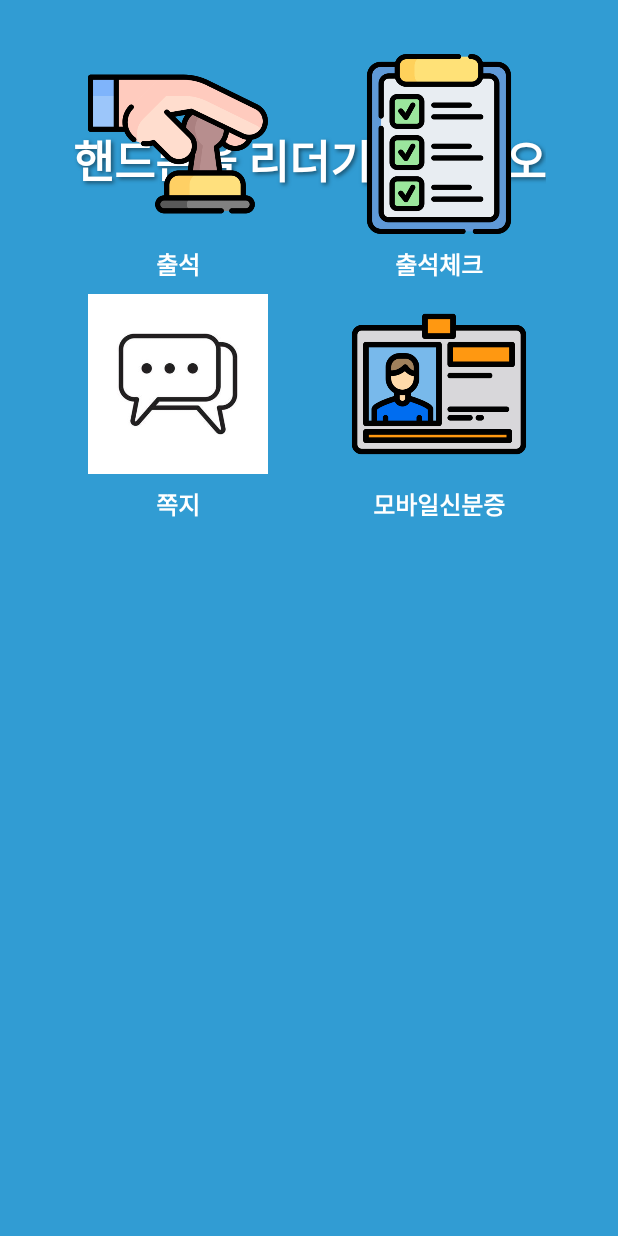
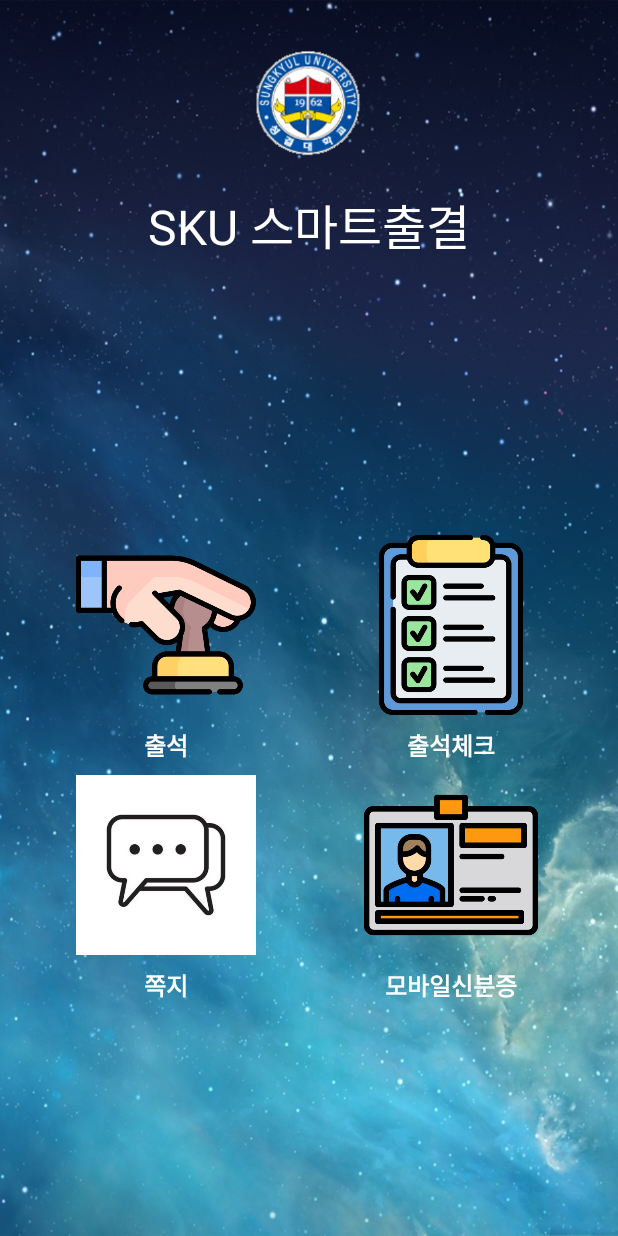
Before and after one commit to 123qweminseok/NFC-firstproejct, an Android app: the UserActivity screen opened directly, with no data from a screen before it, on a phone screen of 412 x 824 dp. Run offline under Robolectric (Android 15) with nearby library versions, the phone set to English and light mode, and no system bars; our stand-ins replace Firebase (no records; nobody signed in at launch, a user with empty details on screens opened directly).

Commit message:
xml변경,

```diff
--- /dev/null
+++ b/app/src/main/res/drawable/layer_background.xml
@@ -0,0 +1,7 @@
+<?xml version="1.0" encoding="utf-8"?>
+<layer-list xmlns:android="http://schemas.android.com/apk/res/android">
+    <item
+        android:drawable="@drawable/ae"
+        android:top="0dp"
+        android:bottom="0dp"/>
+</layer-list>
--- /dev/null
+++ b/app/src/main/res/drawable/layer_background2.xml
@@ -0,0 +1,7 @@
+<?xml version="1.0" encoding="utf-8"?>
+<layer-list xmlns:android="http://schemas.android.com/apk/res/android">
+    <item
+        android:drawable="@drawable/ae"
+        android:top="0dp"
+        android:bottom="500dp" />
+</layer-list>
--- a/app/src/main/res/layout/activity_first.xml
+++ b/app/src/main/res/layout/activity_first.xml
@@ -13,7 +13,7 @@
         android:layout_width="0dp"
         android:layout_height="0dp"
         android:scaleType="centerCrop"
-        android:src="@color/white"
+        android:src="@color/white "
         app:layout_constraintBottom_toBottomOf="parent"
         app:layout_constraintEnd_toEndOf="parent"
         app:layout_constraintHorizontal_bias="1.0"
@@ -67,4 +67,3 @@
         app:layout_constraintWidth_percent="0.6" />
 
 </androidx.constraintlayout.widget.ConstraintLayout>
-    <!-- 1-->
--- a/app/src/main/res/layout/activity_main.xml
+++ b/app/src/main/res/layout/activity_main.xml
@@ -4,7 +4,7 @@
     android:layout_height="match_parent"
     android:orientation="vertical"
     android:padding="16dp"
-    android:background="@color/white">
+    android:background="@drawable/ae">
 
     <TextView
         android:id="@+id/textView2"
@@ -20,11 +20,6 @@
         android:orientation="vertical"
         android:gravity="center">
 
-        <ImageView
-            android:layout_width="200dp"
-            android:layout_height="200dp"
-            android:src="@drawable/bluespace"
-            android:background="@null"/>
 
         <TextView
             android:layout_width="wrap_content"
@@ -55,7 +50,7 @@
             android:layout_width="wrap_content"
             android:layout_height="wrap_content"
             android:text="전화번호 저장"
-            android:textColor="@color/black"
+            android:textColor="@color/white"
             android:layout_marginTop="16dp"/>
         <Button
             android:id="@+id/loginButton"
--- a/app/src/main/res/layout/activity_manager.xml
+++ b/app/src/main/res/layout/activity_manager.xml
@@ -54,4 +54,3 @@
     </LinearLayout>
 
 </androidx.constraintlayout.widget.ConstraintLayout>
-    <!-- 1-->
--- a/app/src/main/res/layout/activity_user.xml
+++ b/app/src/main/res/layout/activity_user.xml
@@ -5,42 +5,32 @@
     android:layout_width="match_parent"
     android:layout_height="match_parent"
     android:padding="16dp"
-    android:background="@color/sky">
+    android:background="@drawable/layer_background">
 
-    <androidx.constraintlayout.widget.ConstraintLayout
-        android:layout_width="match_parent"
-        android:layout_height="match_parent"
-        android:layout_alignParentStart="true"
-        android:layout_alignParentTop="true"
-        android:layout_alignParentEnd="true"
-        android:layout_alignParentBottom="true"
-        android:layout_marginStart="16dp"
-        android:layout_marginTop="16dp"
-        android:layout_marginEnd="16dp"
-        android:layout_marginBottom="16dp">
-
+    <ImageView
+        android:layout_width="180dp"
+        android:layout_height="100dp"
+        android:layout_marginLeft="100dp"
+        android:layout_marginRight="100dp"
+        android:foregroundGravity="center"
+        android:src="@drawable/sku"/>
     <TextView
-            android:id="@+id/textView3"
         android:layout_width="wrap_content"
         android:layout_height="wrap_content"
-            android:layout_marginTop="52dp"
-            android:shadowColor="#80000000"
-            android:shadowDx="2"
-            android:shadowDy="2"
-            android:shadowRadius="3"
-            android:text="핸드폰을 리더기에 대시오"
+        android:text="SKU 스마트출결"
         android:textColor="@color/white"
-            android:textSize="30sp"
-            android:textStyle="bold"
-            app:layout_constraintEnd_toEndOf="parent"
-            app:layout_constraintHorizontal_bias="0.504"
-            app:layout_constraintStart_toStartOf="parent"
-            app:layout_constraintTop_toTopOf="parent" />
+        android:textSize="32dp"
+        android:gravity="center"
+        android:paddingTop="110dp"
+        android:layout_alignParentTop="true"
+        android:layout_centerHorizontal="true" />
 
     <GridLayout
         android:id="@+id/gridLayout"
         android:layout_width="match_parent"
         android:layout_height="wrap_content"
+        android:layout_alignParentBottom="true"
+        android:layout_marginBottom="135dp"
         android:alignmentMode="alignMargins"
         android:columnCount="2"
         android:columnOrderPreserved="false"
@@ -49,6 +39,7 @@
         tools:ignore="MissingConstraints"
         tools:layout_editor_absoluteX="0dp"
         tools:layout_editor_absoluteY="266dp">
+
         <LinearLayout
             android:layout_width="0dp"
             android:layout_height="wrap_content"
@@ -60,9 +51,9 @@
                 android:id="@+id/check"
                 android:layout_width="120dp"
                 android:layout_height="120dp"
+                android:background="@null"
                 android:scaleType="centerCrop"
-                    android:src="@drawable/check"
-                    android:background="@null"/>
+                android:src="@drawable/check" />
 
             <TextView
                 android:layout_width="wrap_content"
@@ -85,9 +76,9 @@
                 android:id="@+id/attendance"
                 android:layout_width="120dp"
                 android:layout_height="120dp"
+                android:background="@null"
                 android:scaleType="centerCrop"
-                    android:src="@drawable/attendance"
-                    android:background="@null"/>
+                android:src="@drawable/attendance" />
 
             <TextView
 
@@ -111,9 +102,9 @@
                 android:id="@+id/message"
                 android:layout_width="120dp"
                 android:layout_height="120dp"
+                android:background="@null"
                 android:scaleType="centerCrop"
-                    android:src="@drawable/message"
-                    android:background="@null"/>
+                android:src="@drawable/message" />
 
             <TextView
                 android:layout_width="wrap_content"
@@ -136,9 +127,9 @@
                 android:id="@+id/id"
                 android:layout_width="120dp"
                 android:layout_height="120dp"
+                android:background="@null"
                 android:scaleType="centerCrop"
-                    android:src="@drawable/id"
-                    android:background="@null" />
+                android:src="@drawable/id" />
 
 
             <TextView
@@ -152,7 +143,4 @@
         </LinearLayout>
 
     </GridLayout>
-    </androidx.constraintlayout.widget.ConstraintLayout>
-
 </RelativeLayout>
-    <!-- 1-->
--- a/app/src/main/res/values/themes.xml
+++ b/app/src/main/res/values/themes.xml
@@ -1,8 +1,9 @@
 <resources xmlns:tools="http://schemas.android.com/tools">
     <!-- Base application theme. -->
     <style name="Base.Theme.Tel" parent="Theme.Material3.DayNight.NoActionBar">
-        <!-- Customize your light theme here. -->
-        <!-- <item name="colorPrimary">@color/my_light_primary</item> -->
+        <item name="android:windowBackground">@color/white</item>
+        <item name="android:statusBarColor" tools:targetApi="l">@color/sky</item>
+        <item name="android:windowLightStatusBar">true</item>
     </style>
 
     <style name="Theme.Tel" parent="Base.Theme.Tel" />
```
Also changed, not shown: 1 other file. Lines whose indentation alone changed are shown as unchanged.
